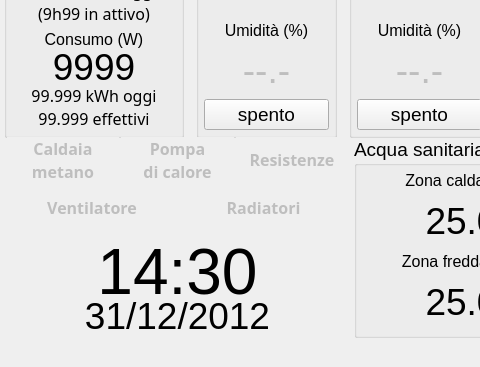
Before: the Qt Designer form dlg_status.ui in pillo79/home-control, drawn with Qt 5; both pictures show x 0 to 480 and y 113 to 480 of the 800 by 480 pixel window.
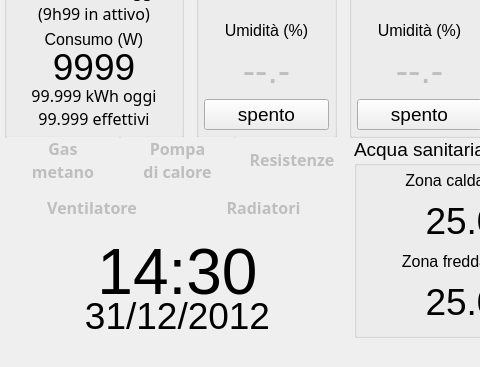
After: the same form once the commit is applied. Icons and pictures are not drawn. Custom widgets are drawn as their Qt base class.

Commit message: [refact] rename "Caldaia" to "Gas"

Patch:
```diff
--- a/dlg_status.ui
+++ b/dlg_status.ui
@@ -1077,7 +1077,7 @@
 &lt;html&gt;&lt;head&gt;&lt;meta name=&quot;qrichtext&quot; content=&quot;1&quot; /&gt;&lt;style type=&quot;text/css&quot;&gt;
 p, li { white-space: pre-wrap; }
 &lt;/style&gt;&lt;/head&gt;&lt;body style=&quot; font-family:'Sans Serif'; font-size:12pt; font-weight:400; font-style:normal;&quot;&gt;
-&lt;p align=&quot;center&quot; style=&quot; margin-top:0px; margin-bottom:0px; margin-left:0px; margin-right:0px; -qt-block-indent:0; text-indent:0px;&quot;&gt;&lt;span style=&quot; font-family:'Sans'; font-weight:600;&quot;&gt;Caldaia&lt;/span&gt;&lt;/p&gt;
+&lt;p align=&quot;center&quot; style=&quot; margin-top:0px; margin-bottom:0px; margin-left:0px; margin-right:0px; -qt-block-indent:0; text-indent:0px;&quot;&gt;&lt;span style=&quot; font-family:'Sans'; font-weight:600;&quot;&gt;Gas&lt;/span&gt;&lt;/p&gt;
 &lt;p align=&quot;center&quot; style=&quot; margin-top:0px; margin-bottom:0px; margin-left:0px; margin-right:0px; -qt-block-indent:0; text-indent:0px;&quot;&gt;&lt;span style=&quot; font-family:'Sans'; font-weight:600;&quot;&gt;metano&lt;/span&gt;&lt;/p&gt;&lt;/body&gt;&lt;/html&gt;</string>
         </property>
         <property name="scaledContents">
```
Left out of the diff: 2 changed lines with no effect on the pictures. The commit also changes 8 other files.
